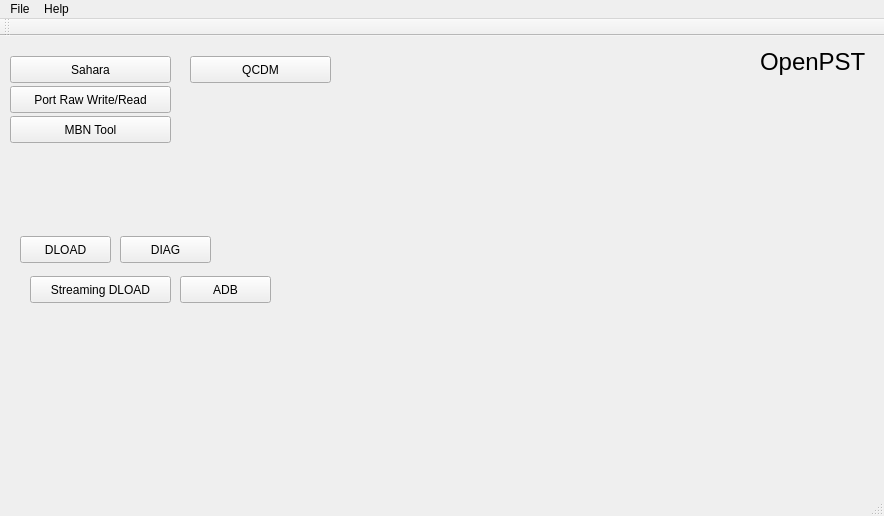
This is resources/ui/main_window.ui in ghassani/openpst as Qt 5 draws it before an edit. The edited form follows.
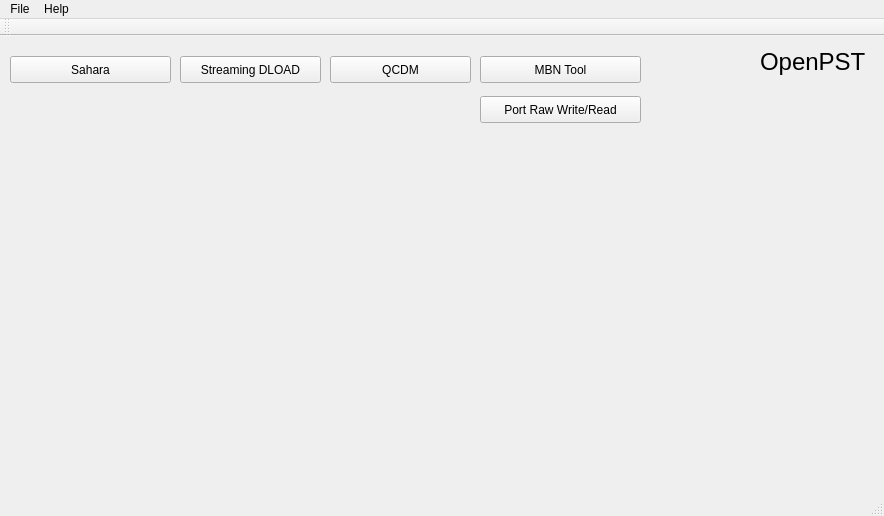
This is the edited form.

Commit message: streaming dload features, misc fixes

Diff of the .ui file:
```diff
--- a/resources/ui/main_window.ui
+++ b/resources/ui/main_window.ui
@@ -45,63 +45,24 @@
      <string>Sahara</string>
     </property>
    </widget>
-   <widget class="QPushButton" name="startDloadButton">
-    <property name="geometry">
-     <rect>
-      <x>20</x>
-      <y>200</y>
-      <width>91</width>
-      <height>27</height>
-     </rect>
-    </property>
-    <property name="text">
-     <string>DLOAD</string>
-    </property>
-   </widget>
    <widget class="QPushButton" name="startStreamingDloadButton">
     <property name="geometry">
      <rect>
-      <x>30</x>
-      <y>240</y>
-      <width>141</width>
-      <height>27</height>
-     </rect>
-    </property>
-    <property name="text">
-     <string>Streaming DLOAD</string>
-    </property>
-   </widget>
-   <widget class="QPushButton" name="startDiagButton">
-    <property name="geometry">
-     <rect>
-      <x>120</x>
-      <y>200</y>
-      <width>91</width>
-      <height>27</height>
-     </rect>
-    </property>
-    <property name="text">
-     <string>DIAG</string>
-    </property>
-   </widget>
-   <widget class="QPushButton" name="startAdbButton">
-    <property name="geometry">
-     <rect>
       <x>180</x>
-      <y>240</y>
-      <width>91</width>
+      <y>20</y>
+      <width>141</width>
       <height>27</height>
      </rect>
     </property>
     <property name="text">
-     <string>ADB</string>
+     <string>Streaming DLOAD</string>
     </property>
    </widget>
    <widget class="QPushButton" name="startPortRawWriteReadButton">
     <property name="geometry">
      <rect>
-      <x>10</x>
-      <y>50</y>
+      <x>480</x>
+      <y>60</y>
       <width>161</width>
       <height>27</height>
      </rect>
@@ -113,8 +74,8 @@
    <widget class="QPushButton" name="startMbnToolButton">
     <property name="geometry">
      <rect>
-      <x>10</x>
-      <y>80</y>
+      <x>480</x>
+      <y>20</y>
       <width>161</width>
       <height>27</height>
      </rect>
@@ -126,7 +87,7 @@
    <widget class="QPushButton" name="startQcdmButton">
     <property name="geometry">
      <rect>
-      <x>190</x>
+      <x>330</x>
       <y>20</y>
       <width>141</width>
       <height>27</height>
```
Left out of the diff: 2 changed lines with no effect on the pictures. The commit also changes 14 other files.
